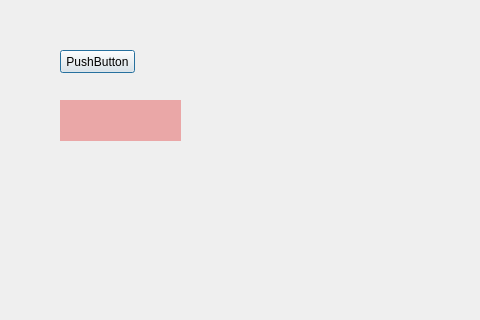
Qt form play1005.ui (chimoon168/QtLanguage) before a commit; both pictures show x 0 to 480 and y 0 to 320 of the 675 by 516 pixel window.
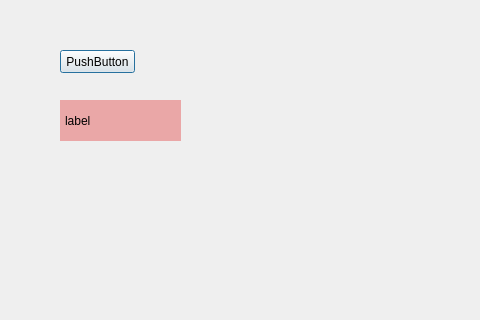
The same form after that commit.

Diff of the .ui file:
```diff
--- a/play1005.ui
+++ b/play1005.ui
@@ -39,7 +39,7 @@
     <string notr="true">background-color: rgb(234, 167, 167);</string>
    </property>
    <property name="text">
-    <string/>
+    <string>label</string>
    </property>
    <property name="margin">
     <number>5</number>
```
